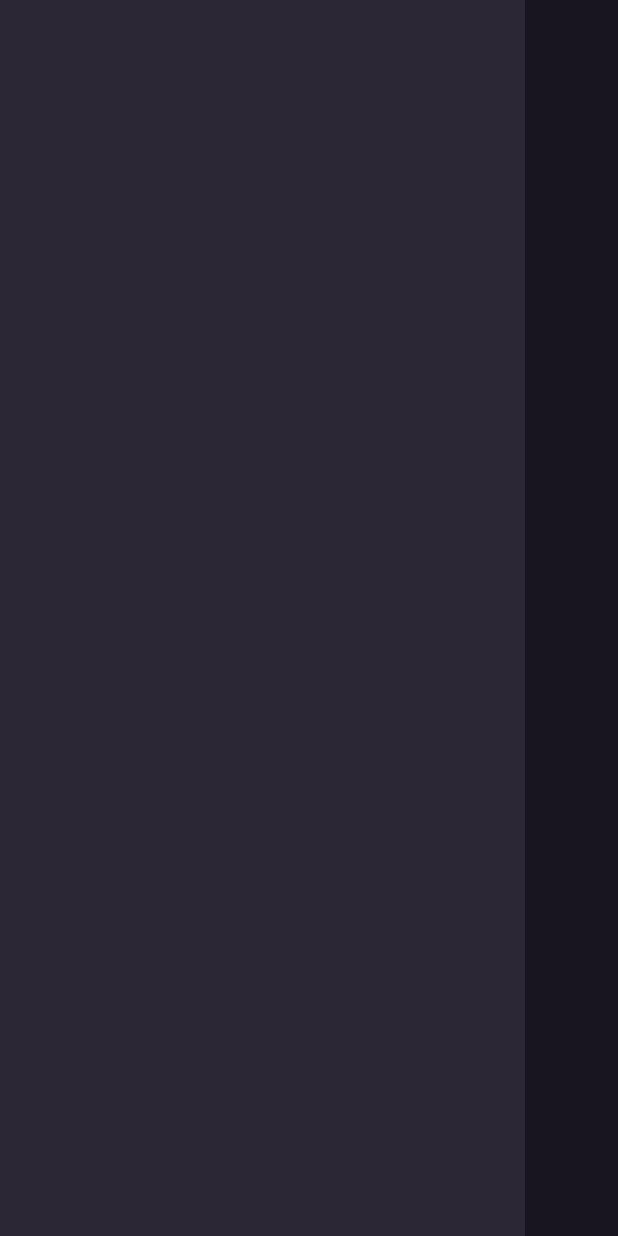
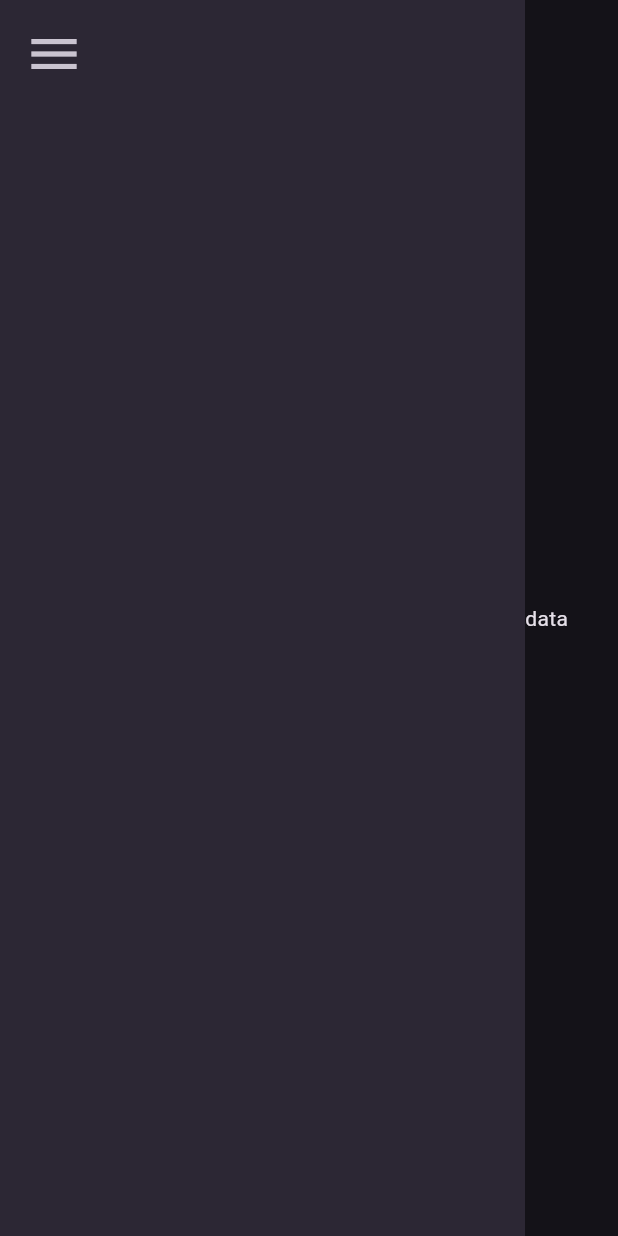
Before and after one commit to grafscorp/tcpchatUI-Flutter, a Flutter app: the GroupChatPage screen opened directly, on a phone screen of 412 x 824 dp. Run offline on Flutter 3.47's test engine with Material 3 defaults, Android fonts, the phone set to English and light mode, and no system bars.

Commit message:
cleaned code

```diff
--- a/ui_flutter/lib/pages/group_chat_page.dart
+++ b/ui_flutter/lib/pages/group_chat_page.dart
@@ -9,23 +9,42 @@ class GroupChatPage extends StatefulWidget {
 
 class _GroupChatPageState extends State<GroupChatPage> {
   double screenWidth = 0;
-
+  final primColor = const Color.fromARGB(255, 44, 39, 52);
+  final secColor = const Color.fromARGB(255, 25, 21, 32);
   @override
   Widget build(BuildContext context) {
     screenWidth = MediaQuery.sizeOf(context).width;
     return Scaffold(
+      drawer: Drawer(
+        child: Text("Test"),
+      ),
       body: Row(
         children: [
           Container(
             width: screenWidth > 350 ? 350 : 70,
             color: Color.fromARGB(255, 44, 39, 52),
-          ),
-          Expanded(
-            child: Container(
-              color: Color.fromARGB(255, 25, 21, 32),
-              width: 600,
+            child: Column(
+              children: [
+                Padding(
+                  padding: const EdgeInsets.all(8.0),
+                  child: Row(
+                    children: [
+                      IconButton(
+                        onPressed: () {
+                          Scaffold.of(context).openDrawer();
+                        },
+                        icon: Icon(
+                          Icons.menu,
+                          size: 40,
+                        ),
+                      )
+                    ],
+                  ),
+                ),
+              ],
             ),
           ),
+          Text("data"),
         ],
       ),
     );
```
